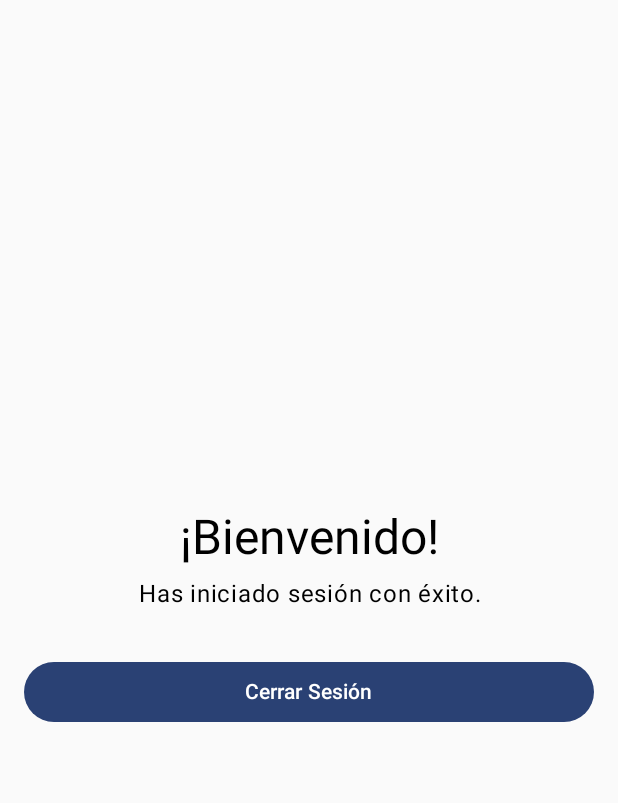
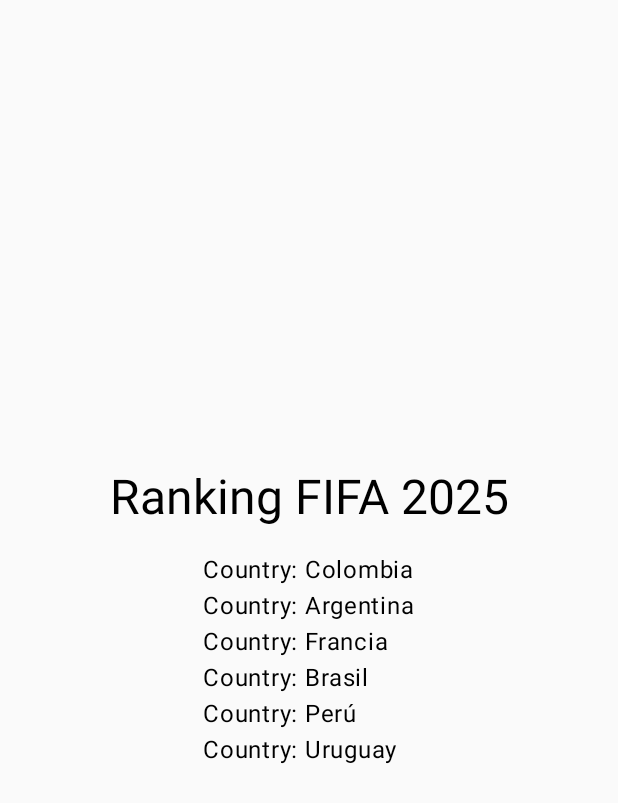
Before and after one commit to StephanoW20/AppUE, an Android app built with Jetpack Compose: the HomeScreen screen opened through its navigation route, on a phone screen of 412 x 824 dp. Shown: the top 803 px of the screen. Run offline under Robolectric (Android 15) with nearby library versions, the phone set to English and light mode, and no system bars.

Commit message:
Refactor HomeScreen to display a list of countries
This commit introduces a `CountryModel` and updates the `HomeScreen`
to display a list of countries with their FIFA rankings using a `LazyColumn`.
The `NavController` is removed from `HomeScreen` as it's no longer directly
used for navigation within this screen.

Additionally, project configuration files and dependencies are updated,
including the Android Gradle Plugin version and the addition of the Coil
Compose library.

```diff
--- a/app/build.gradle.kts
+++ b/app/build.gradle.kts
@@ -57,6 +57,10 @@ dependencies {
     debugImplementation(libs.androidx.ui.tooling)
     debugImplementation(libs.androidx.ui.test.manifest)
 
+    //Navigation Compose
     implementation("androidx.navigation:navigation-compose:2.9.4")
+    //Coil Compose
+    implementation("io.coil-kt:coil-compose:2.5.0")
+
 
 }
--- /dev/null
+++ b/app/src/main/java/dev/stephano/appue/data/model/CountryModel.kt
@@ -0,0 +1,5 @@
+package dev.stephano.appue.data.model
+
+data class CountryModel(
+    val name: String , val ranking:Int, val imageUrl:String
+)
--- a/app/src/main/java/dev/stephano/appue/presentation/home/HomeScreen.kt
+++ b/app/src/main/java/dev/stephano/appue/presentation/home/HomeScreen.kt
@@ -2,9 +2,11 @@ package dev.stephano.appue.presentation.home
 
 import androidx.compose.foundation.layout.Arrangement
 import androidx.compose.foundation.layout.Column
+import androidx.compose.foundation.layout.Spacer
 import androidx.compose.foundation.layout.fillMaxSize
 import androidx.compose.foundation.layout.fillMaxWidth
 import androidx.compose.foundation.layout.padding
+import androidx.compose.foundation.lazy.LazyColumn
 import androidx.compose.material3.Button
 import androidx.compose.material3.MaterialTheme
 import androidx.compose.material3.Text
@@ -14,39 +16,38 @@ import androidx.compose.ui.Modifier
 import androidx.compose.ui.text.style.TextAlign
 import androidx.compose.ui.unit.dp
 import androidx.navigation.NavController
+import dev.stephano.appue.data.model.CountryModel
+import androidx.compose.foundation.lazy.items
+
+val  mockCountries = listOf(
+    CountryModel("Colombia", 8, "https://flagcdn.com/w320/co.png"),
+    CountryModel("Argentina", 1, "https://flagcdn.com/w320/ar.png"),
+    CountryModel("Francia", 4, "https://flagcdn.com/w320/fr.png"),
+    CountryModel("Brasil", 3, "https://flagcdn.com/w320/br.png"),
+    CountryModel("Perú", 62, "https://flagcdn.com/w320/pe.png"),
+    CountryModel("Uruguay", 9, "https://flagcdn.com/w320/uy.png")
+)
 
 @Composable
-fun HomeScreen(navController: NavController) {
+fun HomeScreen() {
     Column(
-        modifier = Modifier
-            .fillMaxSize()
-            .padding(16.dp),
+        modifier = Modifier.fillMaxSize().padding(16.dp),
         verticalArrangement = Arrangement.Center,
         horizontalAlignment = Alignment.CenterHorizontally
     ) {
         // Título de bienvenida
-        Text(
-            text = "¡Bienvenido!",
+        Text(text = "Ranking FIFA 2025",
             style = MaterialTheme.typography.headlineLarge,
-            textAlign = TextAlign.Center
-        )
+            textAlign = TextAlign.Center )
+        Spacer(modifier = Modifier.padding(8.dp))
 
-        // Mensaje de bienvenida
-        Text(
-            text = "Has iniciado sesión con éxito.",
-            style = MaterialTheme.typography.bodyLarge,
-            textAlign = TextAlign.Center,
-            modifier = Modifier.padding(top = 8.dp, bottom = 32.dp)
-        )
+        LazyColumn{
+            items(mockCountries){ country ->
+                Text(text = "Country: ${country.name}")
 
-        // Botón para cerrar sesión
-        Button(
-            onClick = {
-                /* Todo: Lógica para cerrar sesión */
-            },
-            modifier = Modifier.fillMaxWidth()
-        ) {
-            Text("Cerrar Sesión")
+            }
         }
+
+
     }
 }
--- a/app/src/main/java/dev/stephano/appue/presentation/navigation/AppNavGraph.kt
+++ b/app/src/main/java/dev/stephano/appue/presentation/navigation/AppNavGraph.kt
@@ -18,7 +18,7 @@ fun AppNavGraph(){
 
         composable (route="register"){ RegisterScreen(navController) }
         composable (route="login"){ LoginScreen(navController) }
-        composable(route = "home") { HomeScreen(navController) }
+        composable(route = "home") { HomeScreen() }
 
 
     }
--- a/gradle/libs.versions.toml
+++ b/gradle/libs.versions.toml
@@ -1,5 +1,5 @@
 [versions]
-agp = "8.12.3"
+agp = "8.13.0"
 kotlin = "2.0.21"
 coreKtx = "1.17.0"
 junit = "4.13.2"
```
